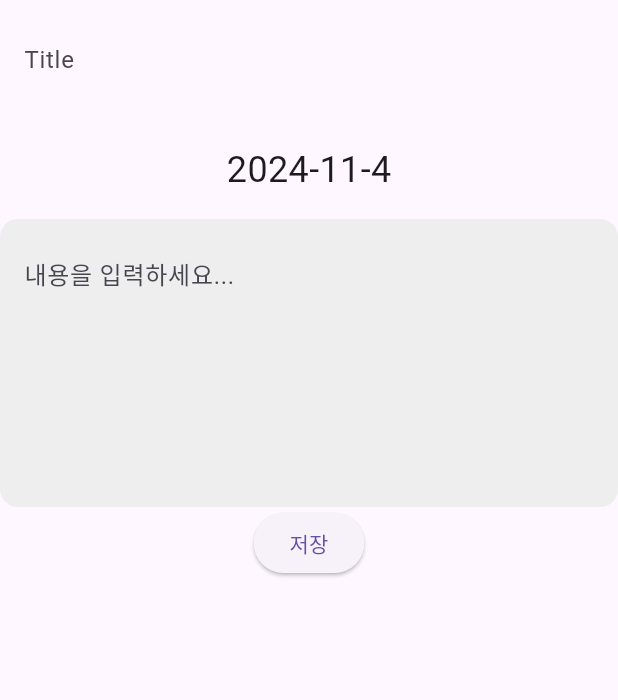
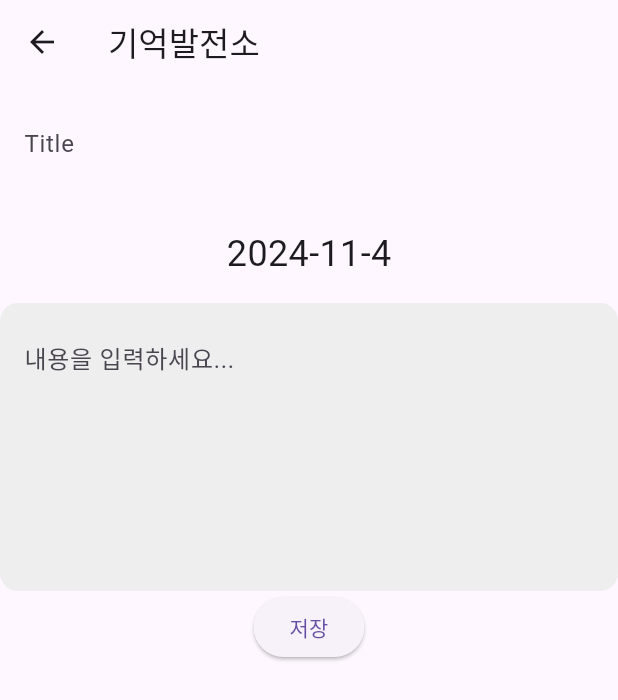
Before and after one commit to minwooPark22/memory_plant, a Flutter app: the BottomNavPage screen opened directly, item 2 of the bottom bar chosen, after a tap on "선택하기", on a phone screen of 412 x 824 dp. Shown: the top 700 px of the screen. Run offline on Flutter 3.47's test engine with Material 3 defaults, Android fonts, the phone set to English and light mode, and no system bars; our stand-ins replace fluentui_icons, shared_preferences, table_calendar; accounts and stored records are empty.

Commit message:
뒤로 가기 및 오류 수정

```diff
--- a/memory_plant_application/lib/screens/add_page.dart
+++ b/memory_plant_application/lib/screens/add_page.dart
@@ -22,8 +22,7 @@ class _AddPageState extends State<AddPage> {
 
   @override
   Widget build(BuildContext context) {
-    return Scaffold(
-        body: Column(
+    return Column(
       children: [
         const Text(
           "날짜를 선택해주세요",
@@ -67,6 +66,6 @@ class _AddPageState extends State<AddPage> {
             },
             child: Text("선택하기"))
       ],
-    ));
+    );
   }
 }
--- a/memory_plant_application/lib/screens/bottom_nav_page.dart
+++ b/memory_plant_application/lib/screens/bottom_nav_page.dart
@@ -33,7 +33,7 @@ class _BottomNavPageState extends State<BottomNavPage> {
       appBar: _selectedIndex == 2 // Chatbot 페이지에서는 AppBar를 숨김
           ? null
           : AppBar(
-        title: const Text("기억저장소"),
+              title: const Text("기억발전소"),
               actions: [
                 IconButton(
                   onPressed: () {
@@ -44,7 +44,8 @@ class _BottomNavPageState extends State<BottomNavPage> {
                       ),
                     );
                   },
-            icon: const Icon(FluentSystemIcons.ic_fluent_settings_regular),
+                  icon:
+                      const Icon(FluentSystemIcons.ic_fluent_settings_regular),
                 ),
               ],
             ),
--- a/memory_plant_application/lib/screens/write_page.dart
+++ b/memory_plant_application/lib/screens/write_page.dart
@@ -13,13 +13,10 @@ class _WritePageState extends State<WritePage> {
   final TextEditingController _titleController = TextEditingController();
   final TextEditingController _contentController = TextEditingController();
 
-  Future<String> _getFilePath() async {
-    return 'lib/utils/memory.json';
-  }
-
   @override
   Widget build(BuildContext context) {
     return Scaffold(
+      appBar: AppBar(title: const Text("기억발전소")),
       body: Column(
         children: [
           Container(
```
Lines whose indentation alone changed are shown as unchanged.
